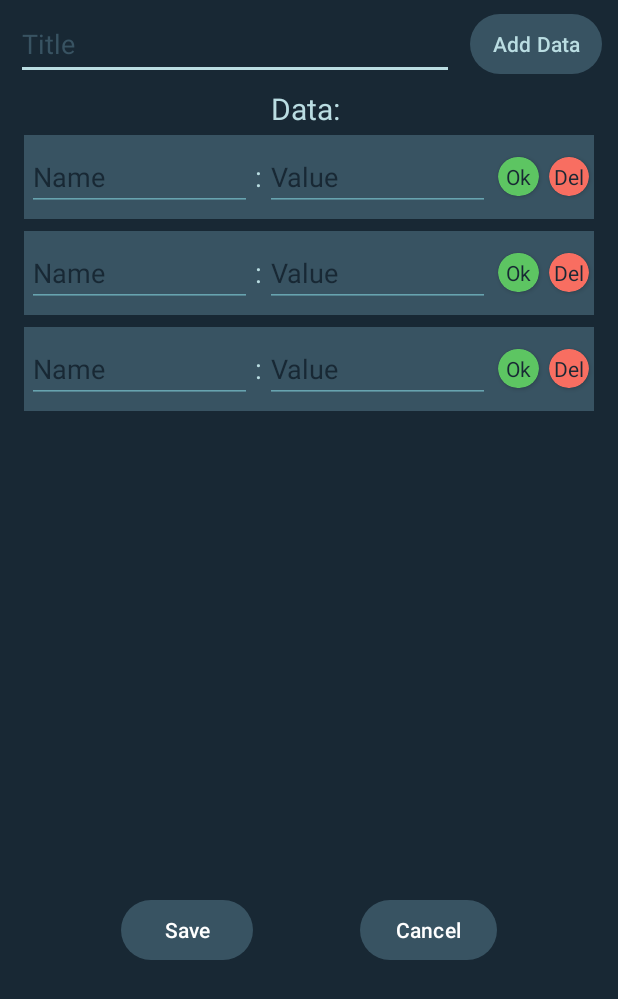
After one commit to TarushGupta23/MyPages, an Android app: the layout activity_charts_edit.xml on its own in the app's theme, with its tools: preview values and no code run, on a phone screen of 412 x 824 dp. The commit adds this screen. Shown: the top 999 px of the screen. Run offline under Robolectric (Android 15) with nearby library versions, the phone set to English and light mode, and no system bars.

Commit message:
add pie chart data edit activity

```diff
--- a/app/src/main/java/com/example/mypages/pieChart/PieChartsMainActivity.java
+++ b/app/src/main/java/com/example/mypages/pieChart/PieChartsMainActivity.java
@@ -113,10 +113,6 @@ public class PieChartsMainActivity extends AppCompatActivity {
                 newChart.setData(new HashMap<>());
                 newChart.setChartType(ModelChart.PIE);
                 newChart.setKey(newSlot.getKey());
-                newChart.getData().put("Maths", 99.2);
-                newChart.getData().put("Eng", 99.2);
-                newChart.getData().put("Hindi", 99.2);
-
                 newSlot.setValue(newChart);
                 alertDialog.dismiss();
             }
--- a/app/src/main/java/com/example/mypages/selectCreateActivity.java
+++ b/app/src/main/java/com/example/mypages/selectCreateActivity.java
@@ -46,6 +46,7 @@ public class selectCreateActivity extends AppCompatActivity {
         Model_selectCreate todoList, notes, pieChart, barGraph, simpleLists, tables, lineGraphs, tallycounter, dictionary, flowChart, ppt, calculator, physics, paint;
         todoList = new Model_selectCreate("Todo List", R.drawable.todo_list_icon, TodoListMainActivity.class);
         notes = new Model_selectCreate("Notes", R.drawable.notes_icon, NotesMainActivity.class);
+//        pieChart = new Model_selectCreate("Pie Chart", R.drawable.pie_chart_icon, PieChartsMainActivity.class);
         pieChart = new Model_selectCreate("Pie Chart", R.drawable.pie_chart_icon, PieChartsMainActivity.class);
         barGraph = new Model_selectCreate("Bar Graph", R.drawable.bar_graph_icon);
         simpleLists = new Model_selectCreate("List", R.drawable.list_icon);
--- /dev/null
+++ b/app/src/main/res/drawable/baseline_add_a_photo_24.xml
@@ -0,0 +1,5 @@
+<vector android:height="24dp" android:tint="#BADDE2"
+    android:viewportHeight="24" android:viewportWidth="24"
+    android:width="24dp" xmlns:android="http://schemas.android.com/apk/res/android">
+    <path android:fillColor="@android:color/white" android:pathData="M3,4V1h2v3h3v2H5v3H3V6H0V4H3zM6,10V7h3V4h7l1.83,2H21c1.1,0 2,0.9 2,2v12c0,1.1 -0.9,2 -2,2H5c-1.1,0 -2,-0.9 -2,-2V10H6zM13,19c2.76,0 5,-2.24 5,-5s-2.24,-5 -5,-5s-5,2.24 -5,5S10.24,19 13,19zM9.8,14c0,1.77 1.43,3.2 3.2,3.2s3.2,-1.43 3.2,-3.2s-1.43,-3.2 -3.2,-3.2S9.8,12.23 9.8,14z"/>
+</vector>
--- /dev/null
+++ b/app/src/main/res/drawable/baseline_edit_note_24.xml
@@ -0,0 +1,5 @@
+<vector android:height="24dp" android:tint="#BADDE2"
+    android:viewportHeight="24" android:viewportWidth="24"
+    android:width="24dp" xmlns:android="http://schemas.android.com/apk/res/android">
+    <path android:fillColor="@android:color/white" android:pathData="M3,10h11v2H3V10zM3,8h11V6H3V8zM3,16h7v-2H3V16zM18.01,12.87l0.71,-0.71c0.39,-0.39 1.02,-0.39 1.41,0l0.71,0.71c0.39,0.39 0.39,1.02 0,1.41l-0.71,0.71L18.01,12.87zM17.3,13.58l-5.3,5.3V21h2.12l5.3,-5.3L17.3,13.58z"/>
+</vector>
--- /dev/null
+++ b/app/src/main/res/drawable/baseline_save_24.xml
@@ -0,0 +1,5 @@
+<vector android:height="24dp" android:tint="#BADDE2"
+    android:viewportHeight="24" android:viewportWidth="24"
+    android:width="24dp" xmlns:android="http://schemas.android.com/apk/res/android">
+    <path android:fillColor="@android:color/white" android:pathData="M17,3L5,3c-1.11,0 -2,0.9 -2,2v14c0,1.1 0.89,2 2,2h14c1.1,0 2,-0.9 2,-2L21,7l-4,-4zM12,19c-1.66,0 -3,-1.34 -3,-3s1.34,-3 3,-3 3,1.34 3,3 -1.34,3 -3,3zM15,9L5,9L5,5h10v4z"/>
+</vector>
--- /dev/null
+++ b/app/src/main/res/layout/activity_charts_edit.xml
@@ -0,0 +1,84 @@
+<?xml version="1.0" encoding="utf-8"?>
+<LinearLayout xmlns:android="http://schemas.android.com/apk/res/android"
+    xmlns:app="http://schemas.android.com/apk/res-auto"
+    xmlns:tools="http://schemas.android.com/tools"
+    android:layout_width="match_parent"
+    android:layout_height="match_parent"
+    android:background="@color/deepBlue"
+    android:orientation="vertical"
+    tools:context=".chartsRes.ChartsEditActivity">
+
+    <LinearLayout
+        android:layout_width="match_parent"
+        android:layout_height="wrap_content"
+        android:layout_margin="5dp"
+        android:orientation="horizontal">
+
+        <EditText
+            android:id="@+id/editText_chartEditDialog_ChartName"
+            android:layout_width="0dp"
+            android:layout_height="match_parent"
+            android:layout_marginHorizontal="5dp"
+            android:layout_weight="1"
+            android:ems="10"
+            android:hint="Title"
+            android:inputType="text"
+            android:textColor="@color/ice"
+            android:textColorHint="@color/deepBlue3" />
+
+        <Button
+            android:id="@+id/button_chartEditDialog_addData"
+            android:layout_width="wrap_content"
+            android:layout_height="wrap_content"
+            android:layout_marginHorizontal="5dp"
+            android:padding="2dp"
+            android:text="Add Data"
+            android:textColor="@color/ice" />
+
+    </LinearLayout>
+
+    <TextView
+        android:id="@+id/textView35"
+        android:layout_width="match_parent"
+        android:layout_height="wrap_content"
+        android:text="Data: "
+        android:textAlignment="center"
+        android:textColor="@color/ice"
+        android:textSize="20sp" />
+
+    <androidx.recyclerview.widget.RecyclerView
+        android:id="@+id/recyclerView_chartEditDialog_recyclerView"
+        android:layout_width="wrap_content"
+        android:layout_height="500dp"
+        android:layout_gravity="center"
+        tools:listitem="@layout/chart_edit_dialog_field_card" />
+
+    <androidx.constraintlayout.widget.ConstraintLayout
+        android:layout_width="match_parent"
+        android:layout_height="wrap_content"
+        android:layout_gravity="bottom"
+        android:layout_margin="10dp">
+
+        <Button
+            android:id="@+id/button_chartEditDialog_save"
+            android:layout_width="wrap_content"
+            android:layout_height="wrap_content"
+            android:text="Save"
+            app:layout_constraintBottom_toBottomOf="parent"
+            app:layout_constraintEnd_toStartOf="@+id/button_chartEditDialog_cancel"
+            app:layout_constraintHorizontal_bias="0.5"
+            app:layout_constraintStart_toStartOf="parent"
+            app:layout_constraintTop_toTopOf="parent" />
+
+        <Button
+            android:id="@+id/button_chartEditDialog_cancel"
+            android:layout_width="wrap_content"
+            android:layout_height="wrap_content"
+            android:text="Cancel"
+            app:layout_constraintBottom_toBottomOf="parent"
+            app:layout_constraintEnd_toEndOf="parent"
+            app:layout_constraintHorizontal_bias="0.5"
+            app:layout_constraintStart_toEndOf="@+id/button_chartEditDialog_save"
+            app:layout_constraintTop_toTopOf="parent" />
+    </androidx.constraintlayout.widget.ConstraintLayout>
+</LinearLayout>
--- /dev/null
+++ b/app/src/main/res/layout/chart_edit_dialog_field_card.xml
@@ -0,0 +1,81 @@
+<?xml version="1.0" encoding="utf-8"?>
+<LinearLayout xmlns:android="http://schemas.android.com/apk/res/android"
+    xmlns:app="http://schemas.android.com/apk/res-auto"
+    android:layout_width="wrap_content"
+    android:layout_height="wrap_content"
+    android:layout_marginVertical="4dp"
+    android:background="@color/deepBlue3"
+    android:gravity="center">
+
+    <EditText
+        android:id="@+id/chartDataEditDialogCard_fieldName"
+        android:layout_width="150dp"
+        android:layout_height="wrap_content"
+        android:layout_marginHorizontal="2dp"
+        android:layout_marginVertical="5dp"
+        android:backgroundTint="@color/buttonBlue"
+        android:ems="10"
+        android:hint="Name"
+        android:inputType="text"
+        android:textColor="@color/ice"
+        android:textColorHint="@color/deepBlue" />
+
+    <TextView
+        android:id="@+id/textView32"
+        android:layout_width="wrap_content"
+        android:layout_height="wrap_content"
+        android:text=":"
+        android:textColor="@color/ice"
+        android:textSize="18sp" />
+
+    <EditText
+        android:id="@+id/chartDataEditDialogCard_fieldValue"
+        android:layout_width="150dp"
+        android:layout_height="wrap_content"
+        android:layout_marginHorizontal="2dp"
+        android:layout_marginVertical="5dp"
+        android:backgroundTint="@color/buttonBlue"
+        android:ems="10"
+        android:hint="Value"
+        android:inputType="numberDecimal"
+        android:textColor="@color/ice"
+        android:textColorHint="@color/deepBlue" />
+
+    <androidx.cardview.widget.CardView
+        android:id="@+id/chartDataEditDialogCard_confirmBtn"
+        android:layout_width="wrap_content"
+        android:layout_height="wrap_content"
+        android:layout_gravity="center"
+        android:layout_margin="3dp"
+        app:cardBackgroundColor="@color/mint"
+        app:cardCornerRadius="20dp">
+
+        <TextView
+            android:id="@+id/textView301"
+            android:layout_width="wrap_content"
+            android:layout_height="wrap_content"
+            android:layout_margin="3dp"
+            android:paddingHorizontal="2dp"
+            android:text="Ok"
+            android:textColor="@color/deepBlue" />
+    </androidx.cardview.widget.CardView>
+
+    <androidx.cardview.widget.CardView
+        android:id="@+id/chartDataEditDialogCard_deleteBtn"
+        android:layout_width="wrap_content"
+        android:layout_height="wrap_content"
+        android:layout_gravity="center"
+        android:layout_margin="3dp"
+        app:cardBackgroundColor="@color/coral"
+        app:cardCornerRadius="20dp">
+
+        <TextView
+            android:id="@+id/textView31"
+            android:layout_width="wrap_content"
+            android:layout_height="wrap_content"
+            android:layout_margin="3dp"
+            android:text="Del"
+            android:textColor="@color/deepBlue" />
+    </androidx.cardview.widget.CardView>
+
+</LinearLayout>
--- a/app/src/main/res/menu/actionbar_note_menu.xml
+++ b/app/src/main/res/menu/actionbar_note_menu.xml
@@ -6,11 +6,13 @@
         android:layout_width="wrap_content"
         android:layout_height="wrap_content"
         android:title="Add Image"
+        android:icon="@drawable/baseline_add_a_photo_24"
         app:showAsAction="ifRoom"/>
     <item
         android:id="@+id/menu_action_saveNote"
         android:layout_width="wrap_content"
         android:layout_height="wrap_content"
         android:title="Save Note"
+        android:icon="@drawable/baseline_save_24"
         app:showAsAction="ifRoom"/>
 </menu>
```
Also changed, not shown: app/src/main/AndroidManifest.xml (+8 -1 lines), app/src/main/java/com/example/mypages/chartsRes/ChartEditDialogRecyclerView.java (added, +118 -0 lines), app/src/main/java/com/example/mypages/chartsRes/ChartsEditActivity.java (added, +66 -0 lines), app/src/main/java/com/example/mypages/chartsRes/ChartsViewActivity.java (added, +17 -0 lines), app/src/main/java/com/example/mypages/pieChart/PieChartsEditActivity.java (+38 -2 lines), app/src/main/res/layout/activity_charts_view.xml (added, +9 -0 lines), app/src/main/res/layout/activity_pie_charts_edit.xml (+18 -3 lines).
